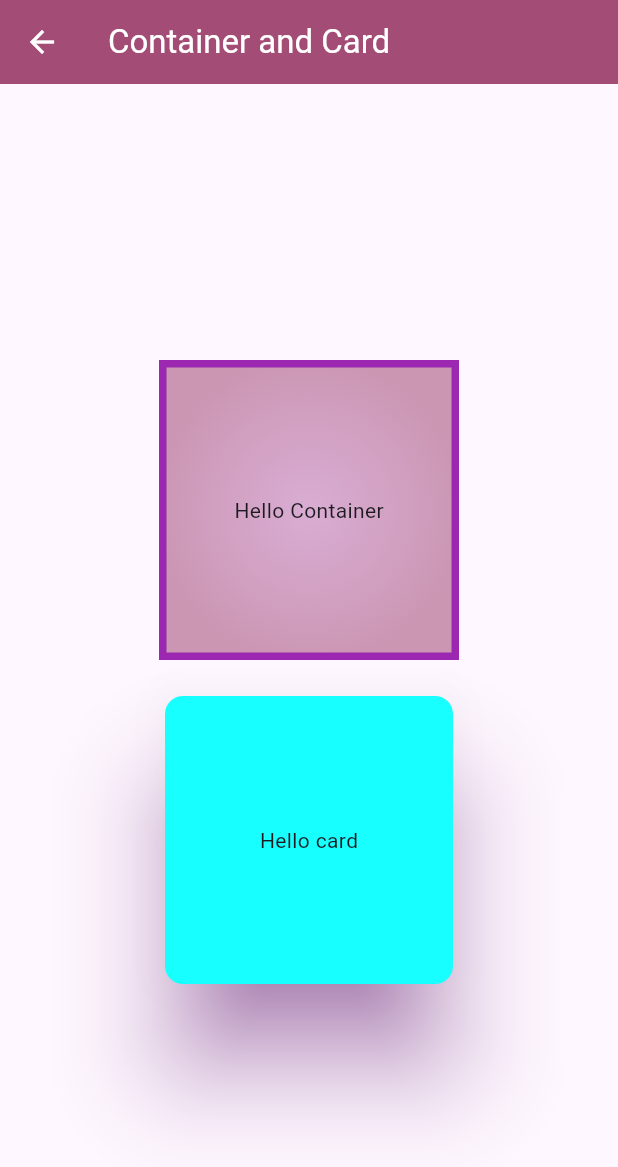
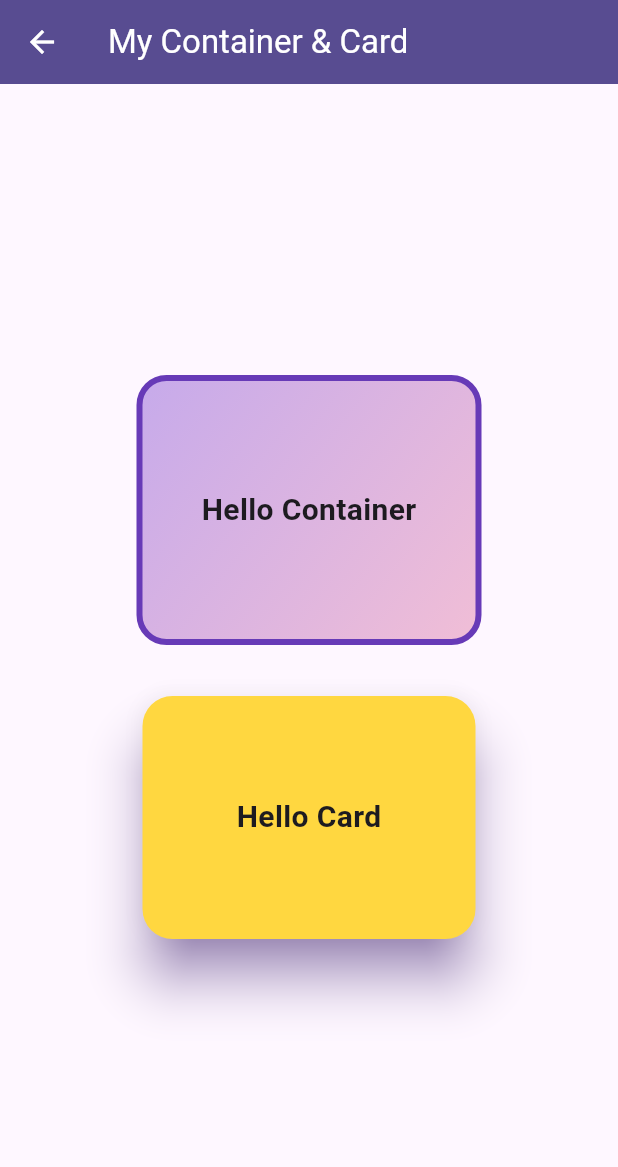
Before and after one commit to rawda-afrin/Assignment_3, a Flutter app: the ContainerPage screen opened directly, on a phone screen of 412 x 824 dp. Shown: the top 1167 px of the screen. Run offline on Flutter 3.47's test engine with Material 3 defaults, Android fonts, the phone set to English and light mode, and no system bars.

Commit message:
Update Container.dart

```diff
--- a/my_app03/lib/Container.dart
+++ b/my_app03/lib/Container.dart
@@ -1,4 +1,3 @@
-
 import 'package:flutter/material.dart';
 
 class ContainerPage extends StatelessWidget {
@@ -8,8 +7,8 @@ class ContainerPage extends StatelessWidget {
   Widget build(BuildContext context) {
     return Scaffold(
       appBar: AppBar(
-        title: const Text("Container and Card"),
-        backgroundColor: const Color.fromARGB(255, 162, 76, 118),
+        title: const Text("My Container & Card"),
+        backgroundColor: const Color.fromARGB(255, 88, 76, 145),
         foregroundColor: Colors.white,
       ),
       body: Center(
@@ -17,34 +16,54 @@ class ContainerPage extends StatelessWidget {
           mainAxisAlignment: MainAxisAlignment.center,
           children: [
             Container(
-              height: 200,
-              width: 200,
-              margin: const EdgeInsets.all(20),
-              padding: const EdgeInsets.all(20),
+              height: 180,
+              width: 230,
+              padding: const EdgeInsets.all(15),
               alignment: Alignment.center,
               decoration: BoxDecoration(
+                borderRadius: BorderRadius.circular(20),
                 border: Border.all(
-                  width: 5,
-                  color: Colors.purple,
+                  width: 4,
+                  color: Colors.deepPurple,
                 ),
-                gradient: const RadialGradient(
+                gradient: const LinearGradient(
+                  begin: Alignment.topLeft,
+                  end: Alignment.bottomRight,
                   colors: [
-                    Color.fromARGB(95, 156, 48, 138),
-                    Color.fromARGB(115, 141, 33, 87),
+                    Color.fromARGB(255, 198, 170, 235),
+                    Color.fromARGB(255, 241, 190, 214),
                   ],
                 ),
               ),
-              child: const Text("Hello Container"),
+              child: const Text(
+                "Hello Container",
+                style: TextStyle(
+                  fontSize: 20,
+                  fontWeight: FontWeight.bold,
+                ),
+              ),
             ),
+
+            const SizedBox(height: 30),
+
             SizedBox(
-              height: 200,
-              width: 200,
+              height: 170,
+              width: 230,
               child: Card(
-                color: Colors.cyanAccent,
-                elevation: 30,
-                shadowColor: Colors.purple,
+                color: Colors.amberAccent,
+                elevation: 15,
+                shadowColor: Colors.deepPurple,
+                shape: RoundedRectangleBorder(
+                  borderRadius: BorderRadius.circular(20),
+                ),
                 child: const Center(
-                  child: Text("Hello card"),
+                  child: Text(
+                    "Hello Card",
+                    style: TextStyle(
+                      fontSize: 20,
+                      fontWeight: FontWeight.bold,
+                    ),
+                  ),
                 ),
               ),
             ),
```
